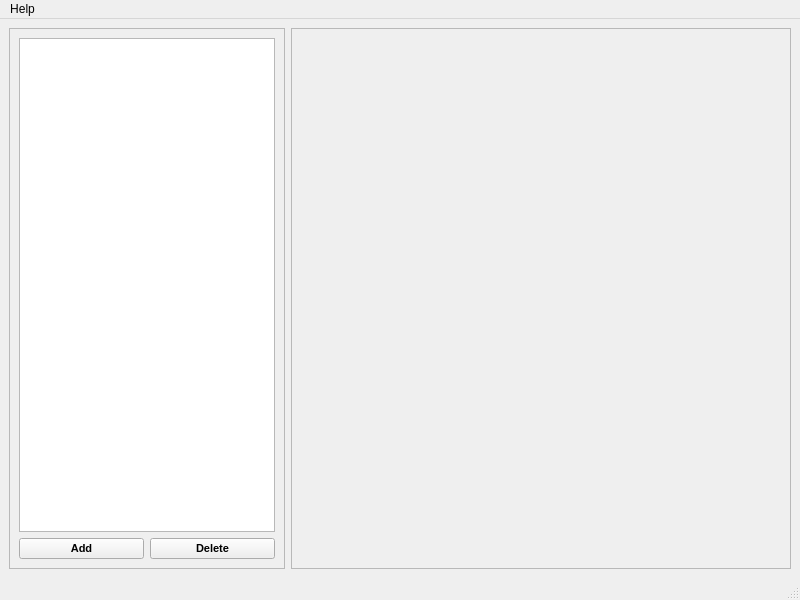
First picture: the form in gui.ui, repository farzadasgari/PDFPyMerger, before the edit.
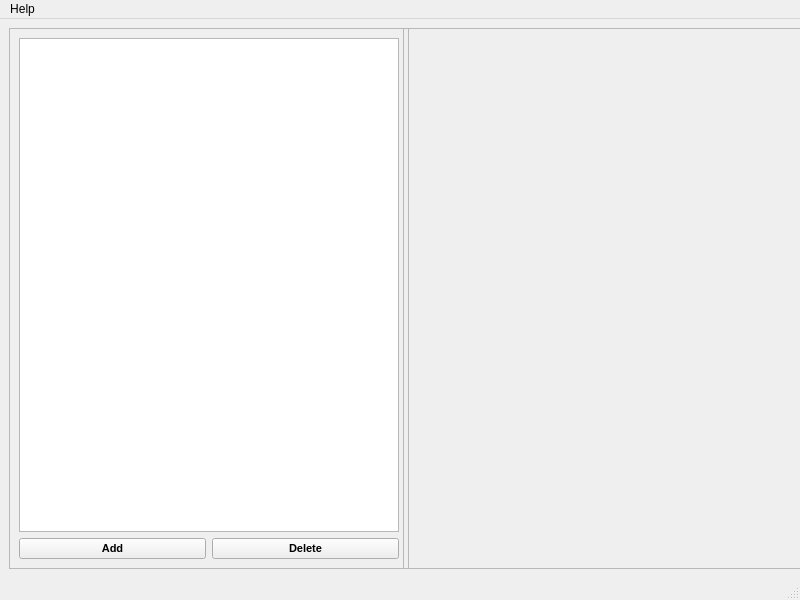
Second picture: the form after the edit. Icons and pictures are not drawn.

Commit message: Updating Frams Size

Diff of the .ui file:
```diff
--- a/gui.ui
+++ b/gui.ui
@@ -39,6 +39,12 @@
    <layout class="QHBoxLayout" name="horizontalLayout">
     <item>
      <widget class="QFrame" name="leftFrame">
+      <property name="minimumSize">
+       <size>
+        <width>400</width>
+        <height>0</height>
+       </size>
+      </property>
       <property name="frameShape">
        <enum>QFrame::StyledPanel</enum>
       </property>
@@ -131,7 +137,7 @@
      <widget class="QFrame" name="rightFrame">
       <property name="minimumSize">
        <size>
-        <width>500</width>
+        <width>400</width>
         <height>0</height>
        </size>
       </property>
```
